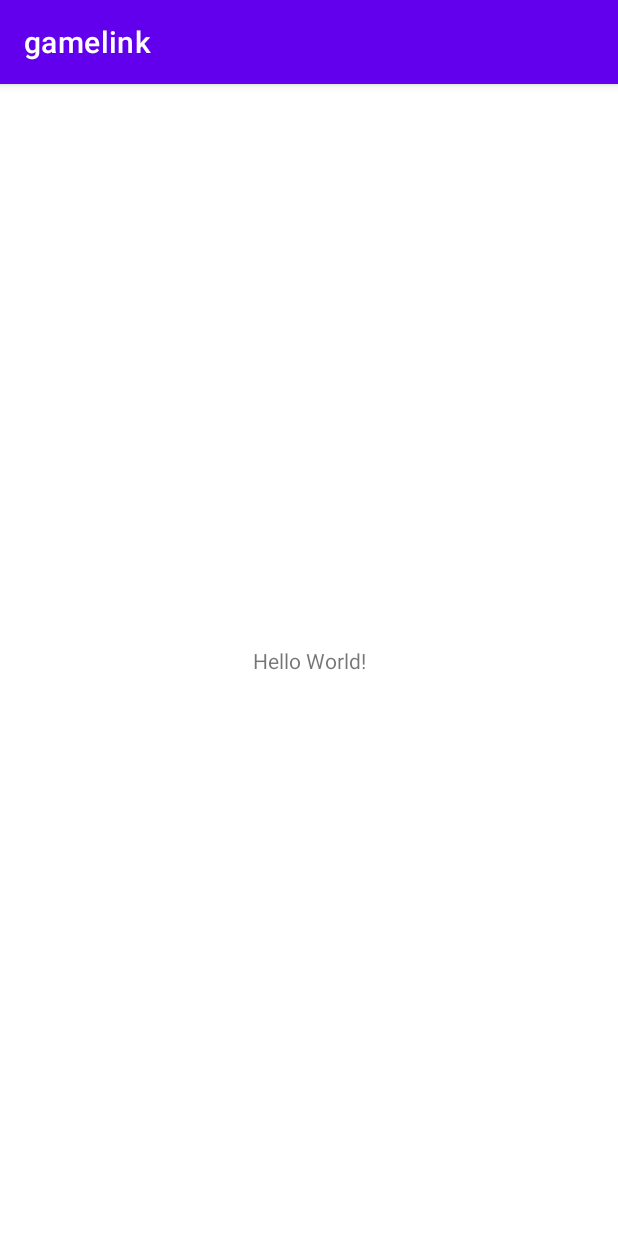
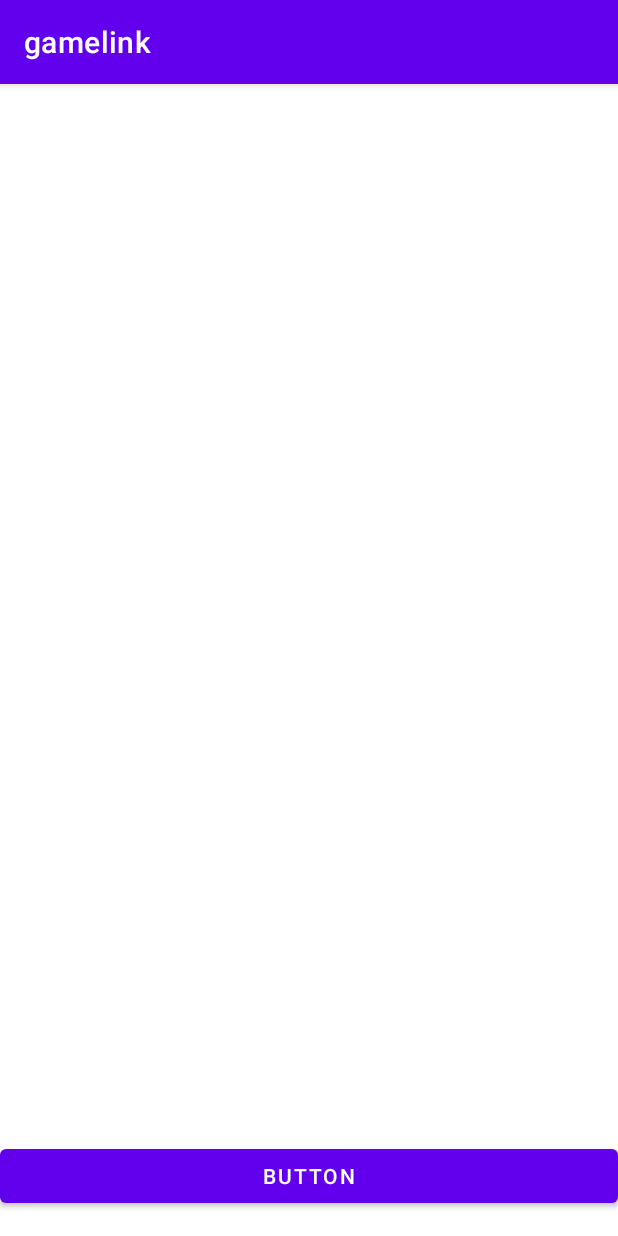
Before and after one commit to Satoru110/gamelinkss, an Android app: the screen it shows after launch (MainActivity), on a phone screen of 412 x 824 dp. Run offline under Robolectric (Android 15) with nearby library versions, the phone set to English and light mode, and no system bars.

Commit message:
cleared all excess and add button

```diff
--- a/app/src/main/res/layout/activity_main.xml
+++ b/app/src/main/res/layout/activity_main.xml
@@ -6,13 +6,14 @@
     android:layout_height="match_parent"
     tools:context=".MainActivity">
 
-    <TextView
-        android:layout_width="wrap_content"
+    <Button
+        android:id="@+id/button"
+        android:layout_width="match_parent"
         android:layout_height="wrap_content"
-        android:text="Hello World!"
+        android:layout_marginBottom="16dp"
+        android:text="Button"
         app:layout_constraintBottom_toBottomOf="parent"
-        app:layout_constraintLeft_toLeftOf="parent"
-        app:layout_constraintRight_toRightOf="parent"
-        app:layout_constraintTop_toTopOf="parent" />
-
+        app:layout_constraintEnd_toEndOf="parent"
+        app:layout_constraintHorizontal_bias="0.498"
+        app:layout_constraintStart_toStartOf="parent" />
 </androidx.constraintlayout.widget.ConstraintLayout>
--- a/app/src/main/res/values-night/themes.xml
+++ /dev/null
@@ -1,16 +0,0 @@
-<resources xmlns:tools="http://schemas.android.com/tools">
-    <!-- Base application theme. -->
-    <style name="Theme.Gamelink" parent="Theme.MaterialComponents.DayNight.DarkActionBar">
-        <!-- Primary brand color. -->
-        <item name="colorPrimary">@color/purple_200</item>
-        <item name="colorPrimaryVariant">@color/purple_700</item>
-        <item name="colorOnPrimary">@color/black</item>
-        <!-- Secondary brand color. -->
-        <item name="colorSecondary">@color/teal_200</item>
-        <item name="colorSecondaryVariant">@color/teal_200</item>
-        <item name="colorOnSecondary">@color/black</item>
-        <!-- Status bar color. -->
-        <item name="android:statusBarColor" tools:targetApi="l">?attr/colorPrimaryVariant</item>
-        <!-- Customize your theme here. -->
-    </style>
-</resources>
```
